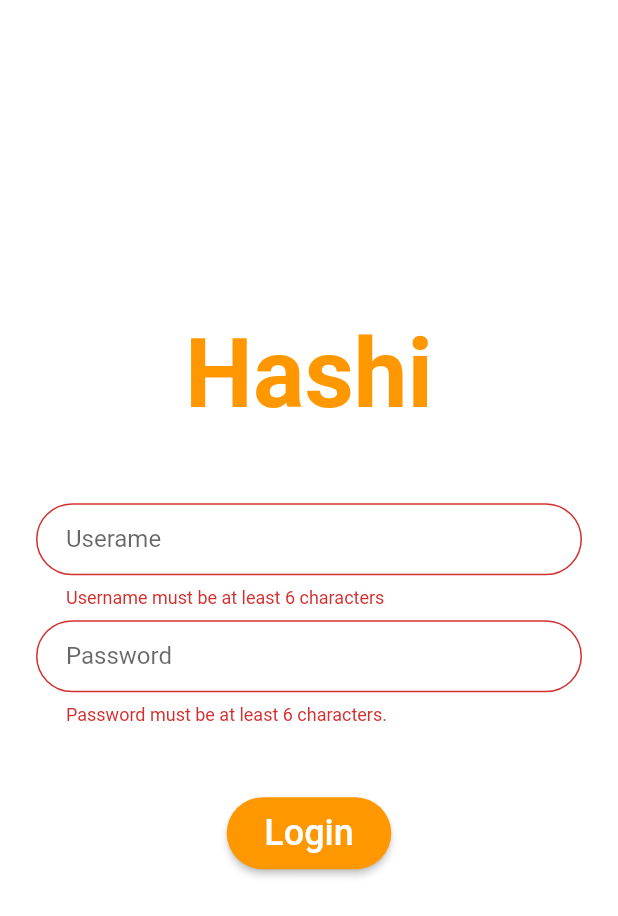
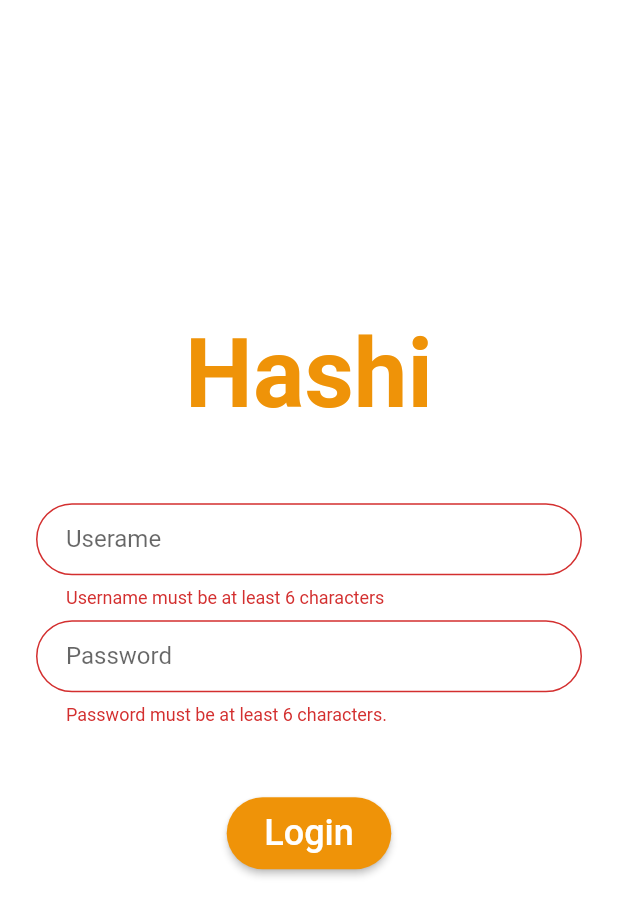
Before and after one commit to LukaDeBakker/LuRe, a Flutter app: the screen it shows after launch, after a tap on "Login", on a phone screen of 412 x 824 dp. Shown: the top 916 px of the screen. Run offline on Flutter 3.47's test engine with Material 2 defaults, Android fonts, the light colour scheme and no system bars; Roboto replaces fonts that are missing (RobotoMono).

Commit message:
✨ Managing app colors!

```diff
--- a/lure/lib/pages/login_page.dart
+++ b/lure/lib/pages/login_page.dart
@@ -2,6 +2,7 @@ import 'package:flutter/material.dart';
 import 'package:lure/api/mangadex_api.dart';
 import 'home_page.dart';
 import 'package:lure/utils/form_validator.dart';
+import 'package:lure/resources/colors.dart';
 
 class LoginPage extends StatefulWidget {
   const LoginPage({super.key});
@@ -25,7 +26,7 @@ class _LoginPageState extends State<LoginPage> {
                 style: TextStyle(
                   fontWeight: FontWeight.bold,
                   fontSize: 64,
-                  color: Colors.orange,
+                  color: ProjectColors.orange,
                 ),
               ),
             ),
@@ -54,9 +55,9 @@ class _LoginFormState extends State<LoginForm> {
   Future<void> login() async {
     // This will be my main login function
     if (_formKey.currentState!.validate()) {
-      ScaffoldMessenger.of(context).showSnackBar(SnackBar(
-        content: const Text('Processing Data'),
-        backgroundColor: Colors.green.shade300,
+      ScaffoldMessenger.of(context).showSnackBar(const SnackBar(
+        content: Text('Processing Data'),
+        backgroundColor: ProjectColors.green,
       ));
     } else {
       return;
@@ -80,9 +81,9 @@ class _LoginFormState extends State<LoginForm> {
         ),
       );
     } else {
-      ScaffoldMessenger.of(context).showSnackBar(SnackBar(
-        content: const Text('Invalid login credentials.'),
-        backgroundColor: Colors.red.shade300,
+      ScaffoldMessenger.of(context).showSnackBar(const SnackBar(
+        content: Text('Invalid login credentials.'),
+        backgroundColor: ProjectColors.red,
       ));
     }
   }
@@ -127,7 +128,7 @@ class _LoginFormState extends State<LoginForm> {
             child: ElevatedButton(
               style: ElevatedButton.styleFrom(
                 padding: const EdgeInsets.fromLTRB(25, 10, 25, 10),
-                backgroundColor: Colors.orange,
+                backgroundColor: ProjectColors.orange,
                 shape: RoundedRectangleBorder(
                   borderRadius: BorderRadius.circular(64),
                 ),
@@ -136,7 +137,7 @@ class _LoginFormState extends State<LoginForm> {
               child: const Text(
                 'Login',
                 style: TextStyle(
-                  color: Colors.white,
+                  color: ProjectColors.white,
                   fontSize: 24,
                 ),
               ),
--- /dev/null
+++ b/lure/lib/resources/colors.dart
@@ -0,0 +1,8 @@
+import 'package:flutter/material.dart';
+
+class ProjectColors {
+  static const Color white = Color(0xFFFFFFFF);
+  static const Color red = Color.fromARGB(255, 229, 115, 115);
+  static const Color orange = Color.fromARGB(255, 239, 147, 8);
+  static const Color green = Color.fromARGB(255, 129, 199, 132);
+}
```
